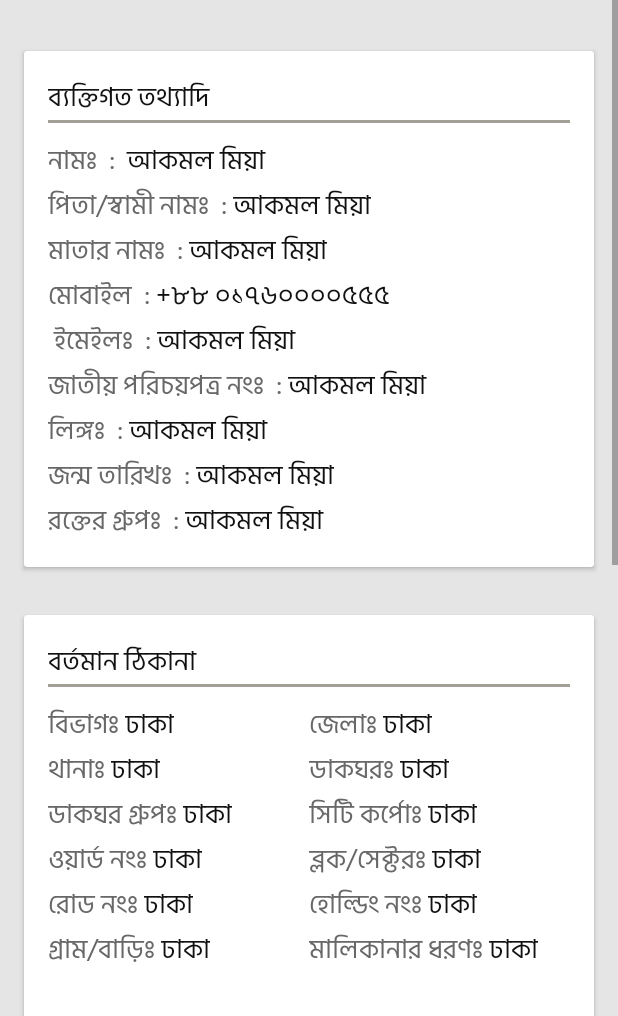
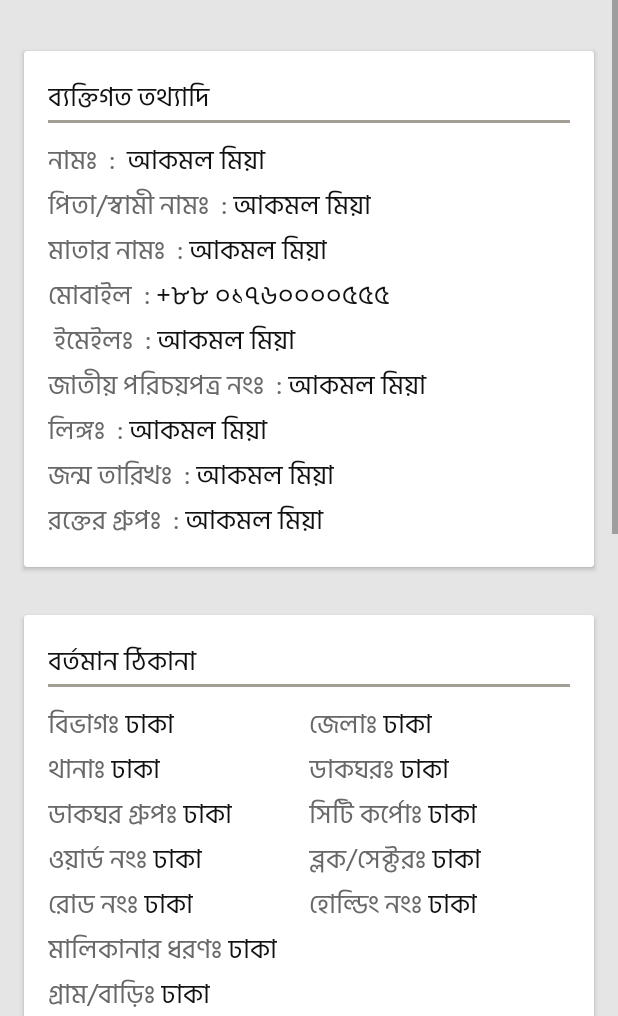
Before and after one commit to farhansadikgalib/Prottoyon, an Android app: the App_Des_with_CommentBox screen opened directly, with no data from a screen before it, on a phone screen of 412 x 824 dp, the part 220-1236 px from its top. Run offline under Robolectric (Android 15) with nearby library versions, the light colour scheme and no system bars.

Commit message:
fragment_applicants_description_with_comment_box xml updated

```diff
--- a/app/src/main/res/layout/fragment_applicants_description_with_comment_box.xml
+++ b/app/src/main/res/layout/fragment_applicants_description_with_comment_box.xml
@@ -717,8 +717,39 @@
 
                             <LinearLayout
                                 android:layout_width="match_parent"
-                                android:layout_height="match_parent"
-                                android:layout_weight="1"
+                                android:layout_height="wrap_content"
+                                android:layout_weight="2"
+                                android:orientation="horizontal">
+
+                                <TextView
+                                    android:layout_width="wrap_content"
+                                    android:layout_height="wrap_content"
+                                    android:fontFamily="@font/bengali"
+                                    android:text="মালিকানার ধরণঃ "
+                                    android:textAppearance="@style/TextAppearance.AppCompat.Medium"
+                                    android:textColor="@color/grey_text" />
+
+                                <TextView
+                                    android:layout_width="wrap_content"
+                                    android:layout_height="wrap_content"
+                                    android:fontFamily="@font/bengali"
+                                    android:text="ঢাকা"
+                                    android:textAppearance="@style/TextAppearance.AppCompat.Medium"
+                                    android:textColor="#111111" />
+                            </LinearLayout>
+
+                        </LinearLayout>
+
+                        <LinearLayout
+                            android:layout_width="match_parent"
+                            android:layout_height="match_parent"
+                            android:orientation="horizontal"
+                            android:weightSum="2">
+
+                            <LinearLayout
+                                android:layout_width="match_parent"
+                                android:layout_height="wrap_content"
+                                android:layout_weight="2"
                                 android:orientation="horizontal">
 
                                 <TextView
@@ -738,31 +769,6 @@
                                     android:textColor="#111111" />
                             </LinearLayout>
 
-
-                            <LinearLayout
-                                android:layout_width="match_parent"
-                                android:layout_height="wrap_content"
-                                android:layout_weight="1"
-                                android:orientation="horizontal">
-
-                                <TextView
-                                    android:layout_width="wrap_content"
-                                    android:layout_height="wrap_content"
-                                    android:fontFamily="@font/bengali"
-                                    android:text="মালিকানার ধরণঃ "
-                                    android:textAppearance="@style/TextAppearance.AppCompat.Medium"
-                                    android:textColor="@color/grey_text" />
-
-                                <TextView
-                                    android:layout_width="wrap_content"
-                                    android:layout_height="wrap_content"
-                                    android:fontFamily="@font/bengali"
-                                    android:text="ঢাকা"
-                                    android:textAppearance="@style/TextAppearance.AppCompat.Medium"
-                                    android:textColor="#111111" />
-                            </LinearLayout>
-
-
                         </LinearLayout>
 
                     </LinearLayout>
@@ -771,9 +777,7 @@
                         android:layout_width="match_parent"
                         android:layout_height="wrap_content"
                         android:orientation="vertical"
-                        android:padding="16dp"><![CDATA[>
-
-                        ]]>
+                        android:padding="16dp">
 
                         <TextView
                             android:layout_width="match_parent"
@@ -1077,32 +1081,8 @@
 
                             <LinearLayout
                                 android:layout_width="match_parent"
-                                android:layout_height="match_parent"
-                                android:layout_weight="1"
-                                android:orientation="horizontal">
-
-                                <TextView
-                                    android:layout_width="wrap_content"
-                                    android:layout_height="wrap_content"
-                                    android:fontFamily="@font/bengali"
-                                    android:text="গ্রাম/বাড়িঃ "
-                                    android:textAppearance="@style/TextAppearance.AppCompat.Medium"
-                                    android:textColor="@color/grey_text" />
-
-                                <TextView
-                                    android:layout_width="wrap_content"
-                                    android:layout_height="wrap_content"
-                                    android:fontFamily="@font/bengali"
-                                    android:text="ঢাকা"
-                                    android:textAppearance="@style/TextAppearance.AppCompat.Medium"
-                                    android:textColor="#111111" />
-                            </LinearLayout>
-
-
-                            <LinearLayout
-                                android:layout_width="match_parent"
                                 android:layout_height="wrap_content"
-                                android:layout_weight="1"
+                                android:layout_weight="2"
                                 android:orientation="horizontal">
 
                                 <TextView
@@ -1122,6 +1102,40 @@
                                     android:textColor="#111111" />
                             </LinearLayout>
 
+
+
+
+
+                        </LinearLayout>
+
+                        <LinearLayout
+                            android:layout_width="match_parent"
+                            android:layout_height="match_parent"
+                            android:orientation="horizontal"
+                            android:weightSum="2">
+
+                            <LinearLayout
+                                android:layout_width="match_parent"
+                                android:layout_height="wrap_content"
+                                android:layout_weight="2"
+                                android:orientation="horizontal">
+
+                                <TextView
+                                    android:layout_width="wrap_content"
+                                    android:layout_height="wrap_content"
+                                    android:fontFamily="@font/bengali"
+                                    android:text="গ্রাম/বাড়িঃ "
+                                    android:textAppearance="@style/TextAppearance.AppCompat.Medium"
+                                    android:textColor="@color/grey_text" />
+
+                                <TextView
+                                    android:layout_width="wrap_content"
+                                    android:layout_height="wrap_content"
+                                    android:fontFamily="@font/bengali"
+                                    android:text="ঢাকা"
+                                    android:textAppearance="@style/TextAppearance.AppCompat.Medium"
+                                    android:textColor="#111111" />
+                            </LinearLayout>
 
                         </LinearLayout>
 
```
